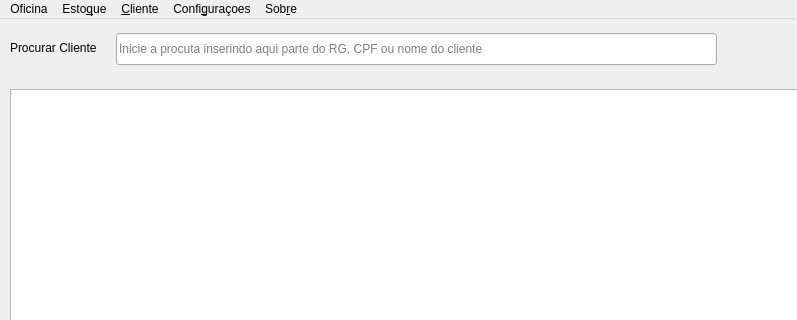
This is mainwindow.ui in bedi1982/Oficina as Qt 5 draws it before an edit; both pictures show x 0 to 797 and y 0 to 320 of the 1290 by 700 pixel window. The edited form follows.
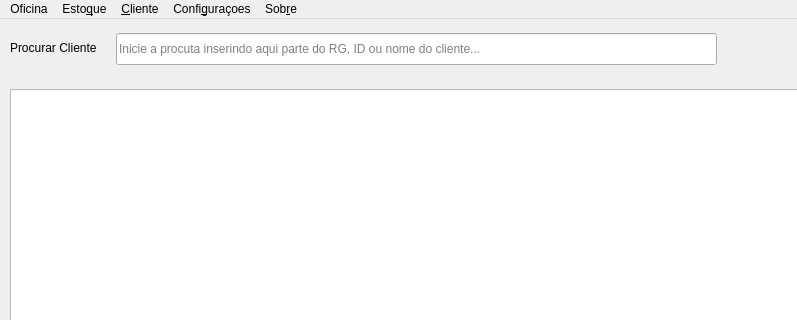
This is the edited form.

```diff
--- a/mainwindow.ui
+++ b/mainwindow.ui
@@ -160,7 +160,7 @@
      <string/>
     </property>
     <property name="placeholderText">
-     <string>Inicie a procuta inserindo aqui parte do RG, CPF ou nome do cliente</string>
+     <string>Inicie a procuta inserindo aqui parte do RG, ID ou nome do cliente...</string>
     </property>
    </widget>
    <widget class="QLabel" name="label">
```
